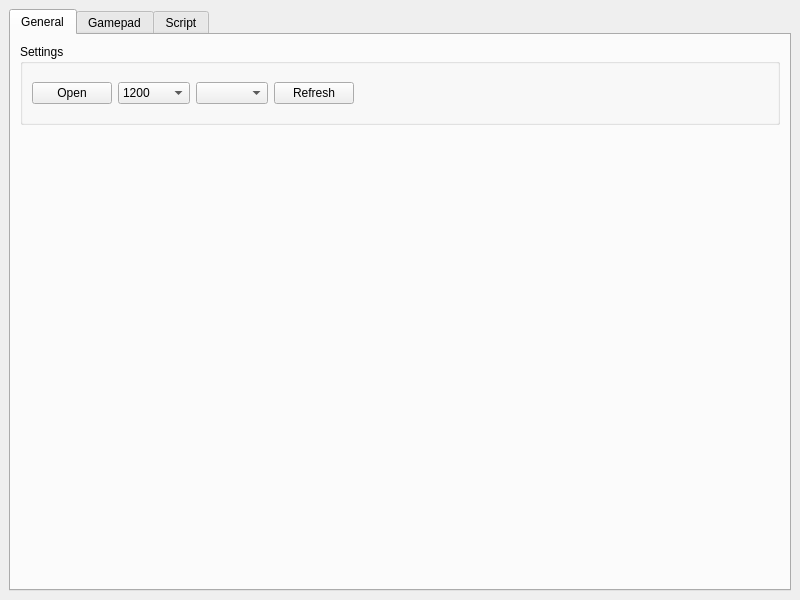
This is gamepad.ui in zhengran14/SwitchGamepad as Qt 5 draws it before an edit. The edited form follows.
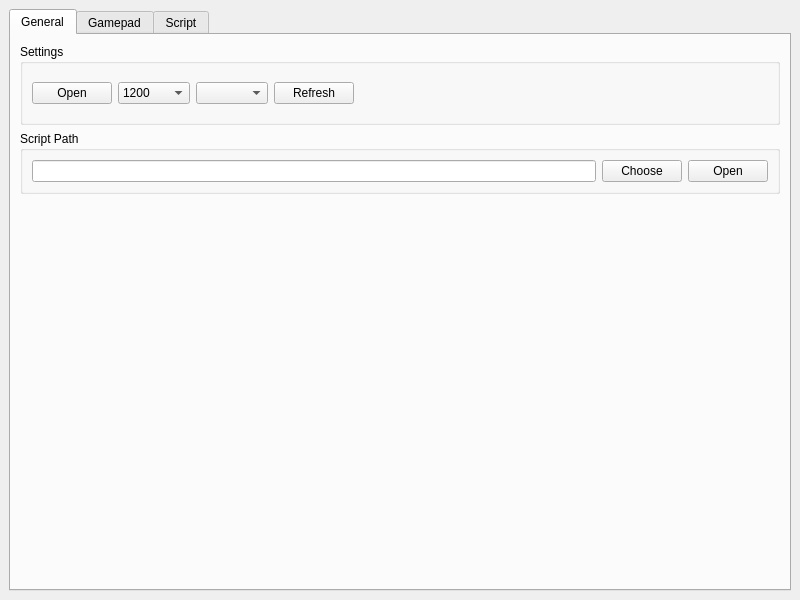
This is the edited form. Custom widgets are drawn as their Qt base class.

The edit to the form file:
```diff
--- a/gamepad.ui
+++ b/gamepad.ui
@@ -126,6 +126,36 @@
           </layout>
          </widget>
         </item>
+        <item>
+         <widget class="QGroupBox" name="groupBox_2">
+          <property name="title">
+           <string>Script Path</string>
+          </property>
+          <layout class="QHBoxLayout" name="horizontalLayout_4">
+           <item>
+            <widget class="QLineEdit" name="pathEdit">
+             <property name="readOnly">
+              <bool>true</bool>
+             </property>
+            </widget>
+           </item>
+           <item>
+            <widget class="QPushButton" name="choosePath">
+             <property name="text">
+              <string>Choose</string>
+             </property>
+            </widget>
+           </item>
+           <item>
+            <widget class="QPushButton" name="openPath">
+             <property name="text">
+              <string>Open</string>
+             </property>
+            </widget>
+           </item>
+          </layout>
+         </widget>
+        </item>
         <item>
          <spacer name="verticalSpacer">
           <property name="orientation">
```
Left out of the diff: 2 changed lines with no effect on the pictures.
